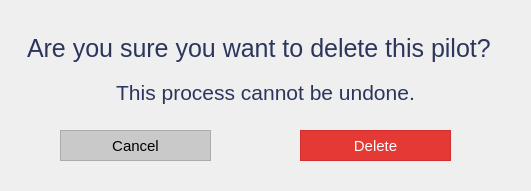
The window that Gui/Administrator/DeletePilot/DeletePilot.ui (whitePenumbra/SARdrone) describes before a commit, drawn with Qt 5.
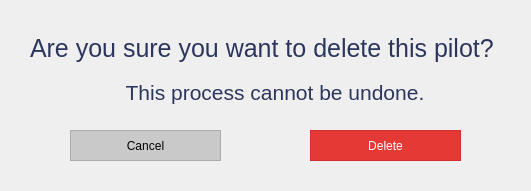
The same window after the commit. Icons and pictures are not drawn.

The edit to the form file:
```diff
--- a/Gui/Administrator/DeletePilot/DeletePilot.ui
+++ b/Gui/Administrator/DeletePilot/DeletePilot.ui
@@ -1,7 +1,7 @@
 <?xml version="1.0" encoding="UTF-8"?>
 <ui version="4.0">
- <class>MainWindow</class>
- <widget class="QMainWindow" name="MainWindow">
+ <class>Dialog</class>
+ <widget class="QDialog" name="Dialog">
   <property name="geometry">
    <rect>
     <x>0</x>
@@ -10,6 +10,12 @@
     <height>191</height>
    </rect>
   </property>
+  <property name="sizePolicy">
+   <sizepolicy hsizetype="Preferred" vsizetype="Ignored">
+    <horstretch>0</horstretch>
+    <verstretch>0</verstretch>
+   </sizepolicy>
+  </property>
   <property name="minimumSize">
    <size>
     <width>531</width>
@@ -29,22 +35,15 @@
    <iconset>
     <normaloff>../../Resources/logo_svg.svg</normaloff>../../Resources/logo_svg.svg</iconset>
   </property>
-  <widget class="QWidget" name="centralwidget">
    <widget class="QPushButton" name="btn_cancel">
     <property name="geometry">
      <rect>
-      <x>60</x>
+     <x>70</x>
       <y>130</y>
       <width>151</width>
       <height>31</height>
      </rect>
     </property>
-    <property name="font">
-     <font>
-      <family>Helvetica</family>
-      <pointsize>11</pointsize>
-     </font>
-    </property>
     <property name="styleSheet">
      <string notr="true">QPushButton {
 color: rgb(0, 0, 0);
@@ -73,12 +72,44 @@
      <string>Cancel</string>
     </property>
    </widget>
+  <widget class="QPushButton" name="btn_delete">
+   <property name="geometry">
+    <rect>
+     <x>310</x>
+     <y>130</y>
+     <width>151</width>
+     <height>31</height>
+    </rect>
+   </property>
+   <property name="styleSheet">
+    <string notr="true">QPushButton {
+color: rgb(255, 255, 255);
+background-color: #E53935;
+border: 1.2px solid #D32F2F;
+outline: none;}
+
+QPushButton:hover{
+background-color: #D32F2F;
+outline: none;
+border: none;
+}
+
+QPushButton:pressed{
+    background-color: #C62828;
+outline: none;
+border: none;
+}</string>
+   </property>
+   <property name="text">
+    <string>Delete</string>
+   </property>
+  </widget>
    <widget class="QWidget" name="layoutWidget">
     <property name="geometry">
      <rect>
-      <x>20</x>
+     <x>30</x>
       <y>30</y>
-      <width>491</width>
+     <width>490</width>
       <height>81</height>
      </rect>
     </property>
@@ -91,9 +122,6 @@
          <pointsize>19</pointsize>
         </font>
        </property>
-       <property name="styleSheet">
-        <string notr="true">padding-left:1px;</string>
-       </property>
        <property name="text">
         <string>&lt;html&gt;&lt;head/&gt;&lt;body&gt;&lt;p&gt;&lt;span style=&quot; color:#2c365d;&quot;&gt;Are you sure you want to delete this pilot?&lt;/span&gt;&lt;/p&gt;&lt;/body&gt;&lt;/html&gt;</string>
        </property>
@@ -116,45 +144,6 @@
       </widget>
      </item>
     </layout>
-   </widget>
-   <widget class="QPushButton" name="btn_delete">
-    <property name="geometry">
-     <rect>
-      <x>300</x>
-      <y>130</y>
-      <width>151</width>
-      <height>31</height>
-     </rect>
-    </property>
-    <property name="font">
-     <font>
-      <family>Helvetica</family>
-      <pointsize>11</pointsize>
-     </font>
-    </property>
-    <property name="styleSheet">
-     <string notr="true">QPushButton {
-color: rgb(255, 255, 255);
-background-color: #E53935;
-border: 1.2px solid #D32F2F;
-outline: none;}
-
-QPushButton:hover{
-background-color: #D32F2F;
-outline: none;
-border: none;
-}
-
-QPushButton:pressed{
-    background-color: #C62828;
-outline: none;
-border: none;
-}</string>
-    </property>
-    <property name="text">
-     <string>Delete</string>
-    </property>
-   </widget>
   </widget>
  </widget>
  <resources/>
```
Lines whose indentation alone changed are shown as unchanged.
